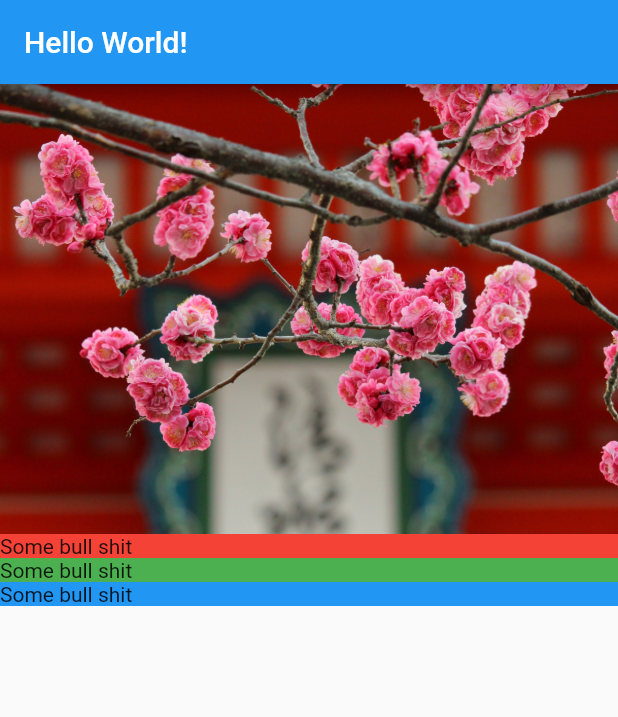
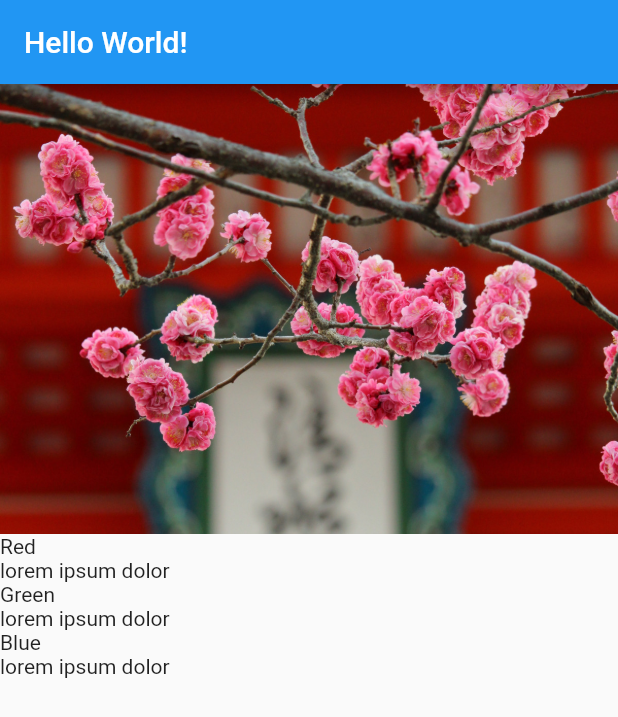
Before and after one commit to omarlamin01/tourism_and_co, a Flutter app: the screen it shows after launch, on a phone screen of 412 x 824 dp. Shown: the top 717 px of the screen. Run offline on Flutter 3.47's test engine with Material 2 defaults, Android fonts, the phone set to English and light mode, and no system bars.

Commit message:
update text section

```diff
--- a/lib/screens/location_detail/location_detail.dart
+++ b/lib/screens/location_detail/location_detail.dart
@@ -1,6 +1,6 @@
 import 'package:flutter/material.dart';
+import 'image_banner.dart';
 import 'text_section.dart';
-import 'image_banner.dart';
 
 class LocationDetail extends StatelessWidget {
   @override
@@ -14,9 +14,9 @@ class LocationDetail extends StatelessWidget {
         crossAxisAlignment: CrossAxisAlignment.stretch,
         children: const [
           ImageBanner("assets/images/kiyomizu-dera.jpg"),
-          TextSection(Colors.red),
-          TextSection(Colors.green),
-          TextSection(Colors.blue),
+          TextSection("Red", "lorem ipsum dolor"),
+          TextSection("Green", "lorem ipsum dolor"),
+          TextSection("Blue", "lorem ipsum dolor"),
         ],
       ),
     );
--- a/lib/screens/location_detail/text_section.dart
+++ b/lib/screens/location_detail/text_section.dart
@@ -2,17 +2,20 @@ import 'package:flutter/material.dart';
 
 class TextSection extends StatelessWidget {
 
-  final Color _color;
+  final String _title;
+  final String _body;
 
-  const TextSection(this._color);
+  const TextSection(this._title, this._body);
 
   @override
   Widget build(BuildContext context) {
-    return Container(
-      decoration: BoxDecoration(
-        color: _color,
-      ),
-      child: const Text('Some bull shit'),
+    return Column(
+      mainAxisAlignment: MainAxisAlignment.start,
+      crossAxisAlignment: CrossAxisAlignment.stretch,
+      children: [
+        Text(_title),
+        Text(_body),
+      ],
     );
   }
 }
```
